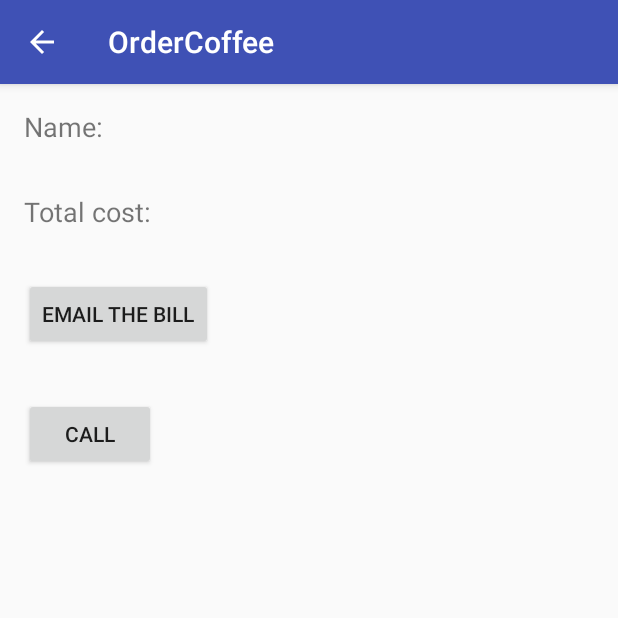
After one commit to RishabhAwasthi/JustJava-CoffeOrderingApp, an Android app: the BillActivity screen opened directly, with no data from a screen before it, on a phone screen of 412 x 824 dp, the top half of it. The commit adds this screen. Run offline under Robolectric (Android 15) with nearby library versions, the phone set to English and light mode, and no system bars; 3 statements that could not run were skipped.

Commit message:
added code for intents

```diff
--- a/app/src/main/AndroidManifest.xml
+++ b/app/src/main/AndroidManifest.xml
@@ -16,6 +16,8 @@
                 <category android:name="android.intent.category.LAUNCHER" />
             </intent-filter>
         </activity>
+        <activity android:name=".BillActivity"
+            android:parentActivityName=".MainActivity"></activity>
     </application>
 
 </manifest>
--- /dev/null
+++ b/app/src/main/java/com/example/rish/ordercoffee/BillActivity.java
@@ -0,0 +1,57 @@
+package com.example.rish.ordercoffee;
+
+import android.content.Intent;
+import android.net.Uri;
+import android.support.v7.app.AppCompatActivity;
+import android.os.Bundle;
+import android.view.View;
+import android.widget.Button;
+import android.widget.TextView;
+
+public class BillActivity extends AppCompatActivity {
+
+    private String name,email,total_cost;
+    private TextView user_name,user_amount;
+    @Override
+    protected void onCreate(Bundle savedInstanceState) {
+        super.onCreate(savedInstanceState);
+        setContentView(R.layout.activity_bill);
+        Intent intent= getIntent();
+        Bundle bundle=intent.getExtras();
+        name=bundle.getString("User Name");
+        email=bundle.getString("User Email");
+        total_cost=bundle.getString("Total cost");
+
+        user_name=findViewById(R.id.user_name);
+        user_amount=findViewById(R.id.user_amount);
+
+        user_name.setText(name);
+        user_amount.setText(total_cost);
+
+        Button send_email = findViewById(R.id.send_email);
+        send_email.setOnClickListener(new View.OnClickListener() {
+            @Override
+            public void onClick(View v) {
+
+                Intent emailIntent = new Intent(Intent.ACTION_SENDTO, Uri.fromParts(
+                        "mailto",email, null));
+                emailIntent.putExtra(Intent.EXTRA_SUBJECT, "Bill");
+                emailIntent.putExtra(Intent.EXTRA_TEXT, "Thank you for shopping"+ name+" Total Amount: "+total_cost);
+                startActivity(Intent.createChooser(emailIntent, "Send email..."));
+
+            }
+        });
+
+        Button call = findViewById(R.id.contact);
+        call.setOnClickListener(new View.OnClickListener() {
+            @Override
+            public void onClick(View v) {
+
+                Intent intent = new Intent(Intent.ACTION_DIAL);
+                intent.setData(Uri.parse("tel:9550822772"));
+                startActivity(intent);
+
+            }
+        });
+    }
+}
--- /dev/null
+++ b/app/src/main/res/layout/activity_bill.xml
@@ -0,0 +1,56 @@
+<?xml version="1.0" encoding="utf-8"?>
+<LinearLayout xmlns:android="http://schemas.android.com/apk/res/android"
+    xmlns:app="http://schemas.android.com/apk/res-auto"
+    xmlns:tools="http://schemas.android.com/tools"
+    android:layout_width="match_parent"
+    android:layout_height="match_parent"
+    tools:context=".BillActivity"
+    android:orientation="vertical">
+    <LinearLayout
+        android:layout_width="match_parent"
+        android:layout_height="wrap_content"
+        android:layout_margin="16dp"
+        android:orientation="horizontal">
+
+    <TextView
+        android:layout_width="wrap_content"
+        android:layout_height="wrap_content"
+        android:text="Name: "
+        android:textSize="18sp"/>
+        <TextView
+            android:id="@+id/user_name"
+            android:layout_width="wrap_content"
+            android:layout_height="wrap_content" />
+    </LinearLayout>
+    <LinearLayout
+        android:layout_width="match_parent"
+        android:layout_height="wrap_content"
+        android:layout_margin="16dp"
+        android:orientation="horizontal">
+
+        <TextView
+            android:layout_width="wrap_content"
+            android:layout_height="wrap_content"
+            android:text="Total cost: "
+            android:textSize="18sp"/>
+        <TextView
+            android:id="@+id/user_amount"
+            android:layout_width="wrap_content"
+            android:layout_height="wrap_content" />
+    </LinearLayout>
+
+    <Button
+        android:layout_margin="16dp"
+        android:id="@+id/send_email"
+        android:layout_width="wrap_content"
+        android:layout_height="wrap_content"
+        android:text="email the bill"/>
+
+    <Button
+        android:layout_margin="16dp"
+        android:id="@+id/contact"
+        android:layout_width="wrap_content"
+        android:layout_height="wrap_content"
+        android:text="call"/>
+
+</LinearLayout>
```
Also changed, not shown: app/src/main/java/com/example/rish/ordercoffee/MainActivity.java (+20 -5 lines), app/src/main/res/layout/activity_main.xml (+10 -3 lines).
